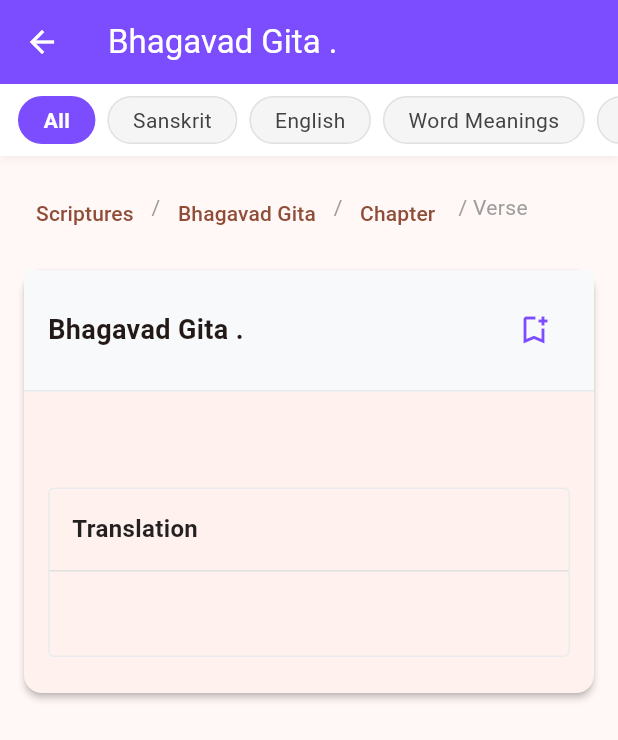
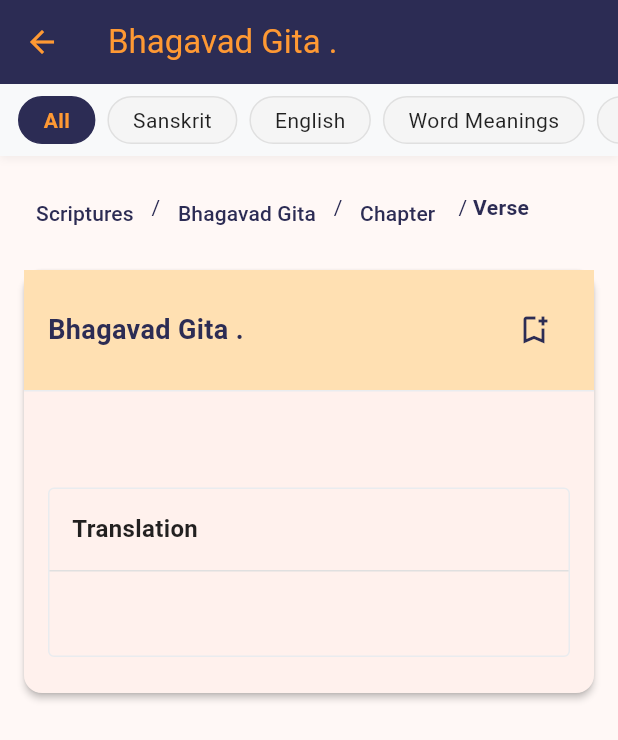
Before and after one commit to ppsspp18/Sanskrit-Recitation-App, a Flutter app: the GitaVersePage screen opened directly with empty values, on a phone screen of 412 x 824 dp. Shown: the top 740 px of the screen. Run offline on Flutter 3.47's test engine with Material 3 defaults, Android fonts, the phone set to English and light mode, and no system bars; our stand-ins replace audioplayers, shared_preferences; accounts and stored records are empty.

Commit message:
hover to click

```diff
--- a/lib/verse_page/verse_detail_screen.dart
+++ b/lib/verse_page/verse_detail_screen.dart
@@ -170,10 +170,10 @@
         appBar: AppBar(
           title: Text(
             'Bhagavad Gita ${widget.verse.chapter}.${widget.verse.shloka}',
-            style: const TextStyle(color: Colors.white),
+            style: const TextStyle(color: Color(0xFFFF9933)),
           ),
-          backgroundColor: Colors.deepPurpleAccent,
-          iconTheme: const IconThemeData(color: Colors.white),
+          backgroundColor: Color(0xFF2C2C54),
+          iconTheme: const IconThemeData(color: Color(0xFFFF9933)),
         ),
         body: Stack(
           children: [
@@ -183,7 +183,7 @@
                 Container(
                   height: 48,
                   decoration: BoxDecoration(
-                    color: Colors.white,
+                    color: Color(0xFFF8F9FA),
                     boxShadow: [
                       BoxShadow(
                         color: Colors.black.withOpacity(0.05),
@@ -221,7 +221,7 @@
                               Container(
                                 padding: const EdgeInsets.all(16.0),
                                 decoration: const BoxDecoration(
-                                  color: Color(0xFFF8F9FA),
+                                  color: Color(0xFFFFE0B2),
                                   border: Border(
                                     bottom: BorderSide(
                                       color: Color(0xFFE9ECEF),
@@ -237,11 +237,12 @@
                                       style: const TextStyle(
                                         fontSize: 18,
                                         fontWeight: FontWeight.bold,
+                                        color: Color(0xFF2C2C54),
                                       ),
                                     ),
                                     IconButton(
                                       icon: const Icon(Icons.bookmark_add_outlined),
-                                      color: Colors.deepPurpleAccent,
+                                      color: Color(0xFF2C2C54),
                                       onPressed: () {
                                         ScaffoldMessenger.of(context).showSnackBar(
                                           const SnackBar(
@@ -407,10 +408,10 @@
         margin: const EdgeInsets.symmetric(horizontal: 4.0, vertical: 8.0),
         padding: const EdgeInsets.symmetric(horizontal: 16.0, vertical: 4.0),
         decoration: BoxDecoration(
-          color: isSelected ? Colors.deepPurpleAccent : Colors.grey.shade100,
+          color: isSelected ? Color(0xFF2C2C54) : Colors.grey.shade100,
           borderRadius: BorderRadius.circular(20.0),
           border: Border.all(
-            color: isSelected ? Colors.deepPurpleAccent : Colors.grey.shade300,
+            color: isSelected ? Color(0xFF2C2C54) : Colors.grey.shade300,
             width: 1.0,
           ),
         ),
@@ -418,7 +419,7 @@
         child: Text(
           view,
           style: TextStyle(
-            color: isSelected ? Colors.white : Colors.grey.shade800,
+            color: isSelected ? Color(0xFFFF9933) : Colors.black87,
             fontWeight: isSelected ? FontWeight.bold : FontWeight.normal,
             fontSize: 14.0,
           ),
@@ -441,9 +442,9 @@
               minimumSize: Size.zero,
               tapTargetSize: MaterialTapTargetSize.shrinkWrap,
             ),
-            child: const Text('Scriptures'),
+            child: const Text('Scriptures', style: TextStyle(color: Color(0xFF2C2C54))),
           ),
-          const Text(' / ', style: TextStyle(color: Colors.grey)),
+          const Text(' / ', style: TextStyle(color: Color(0xFF2C2C54))),
           TextButton(
             onPressed: () {
               Navigator.pop(context);
@@ -453,9 +454,9 @@
               minimumSize: Size.zero,
               tapTargetSize: MaterialTapTargetSize.shrinkWrap,
             ),
-            child: const Text('Bhagavad Gita'),
+            child: const Text('Bhagavad Gita', style: TextStyle(color: Color(0xFF2C2C54))),
           ),
-          const Text(' / ', style: TextStyle(color: Colors.grey)),
+          const Text(' / ', style: TextStyle(color: Color(0xFF2C2C54))),
           TextButton(
             onPressed: () {
               Navigator.pop(context);
@@ -465,12 +466,12 @@
               minimumSize: Size.zero,
               tapTargetSize: MaterialTapTargetSize.shrinkWrap,
             ),
-            child: Text('Chapter ${widget.verse.chapter}'),
+            child: Text('Chapter ${widget.verse.chapter}', style: TextStyle(color: Color(0xFF2C2C54))),
           ),
-          const Text(' / ', style: TextStyle(color: Colors.grey)),
+          const Text(' / ', style: TextStyle(color: Color(0xFF2C2C54))),
           Text(
             'Verse ${widget.verse.shloka}',
-            style: const TextStyle(color: Colors.grey),
+            style: const TextStyle(color: Color(0xFF2C2C54), fontWeight: FontWeight.bold),
           ),
         ],
       ),
@@ -488,7 +489,7 @@
           style: TextStyle(
             fontSize: isFullView ? 22 : 16,
             fontWeight: FontWeight.bold,
-            color: Colors.deepPurpleAccent,
+            color: Color(0xFF2C2C54),
           ),
           textAlign: TextAlign.center,
         ),
@@ -535,10 +536,8 @@
         spacing: 4.0,
         runSpacing: 4.0,
         children: words.map((word) {
-          // Find if this word has a synonym in the verse
           String? meaning;
           for (var entry in widget.verse.synonyms.entries) {
-            // Simple matching logic - could be improved
             if (word.toLowerCase().contains(entry.key.toLowerCase()) ||
                 entry.key.toLowerCase().contains(word.toLowerCase())) {
               meaning = entry.value.meaning;
@@ -547,36 +546,29 @@
           }
 
           return GestureDetector(
+            onTapDown: (details) {
+              if (meaning != null) {
+                final Offset position = details.globalPosition;
+                _showTooltip('$word: $meaning', Offset(position.dx, position.dy + 20));
+              }
+            },
             onTap: () {
               if (meaning != null) {
                 _toggleTooltipLock();
               }
             },
-            child: MouseRegion(
-              cursor: meaning != null ? SystemMouseCursors.click : SystemMouseCursors.basic,
-              onHover: (event) {
-                if (meaning != null) {
-                  final RenderBox box = context.findRenderObject() as RenderBox;
-                  final Offset position = box.localToGlobal(event.position);
-                  _showTooltip('$word: $meaning', Offset(position.dx, position.dy + 20));
-                }
-              },
-              onExit: (_) {
-                _hideTooltip();
-              },
             child: Container(
               padding: const EdgeInsets.symmetric(vertical: 2.0, horizontal: 2.0),
               decoration: BoxDecoration(
                 border: meaning != null
-                    ? const Border(bottom: BorderSide(color: Colors.deepPurpleAccent, width: 1.0))
+                    ? const Border(bottom: BorderSide(color: Color(0xFF2C2C54), width: 1.0))
                     : null,
               ),
               child: Text(
                 word,
                 style: TextStyle(
                   fontSize: isFullView ? 22 : 18,
-                    color: meaning != null ? Colors.deepPurpleAccent : Colors.black87,
-                  ),
+                  color: meaning != null ? Color(0xFF2C2C54) : Colors.black87,
                 ),
               ),
             ),
@@ -585,6 +577,7 @@
       ),
     );
   }
+
 
   Widget _buildExpandedSection(String title, Widget content) {
     return Card(
@@ -607,7 +600,7 @@
                     fontSize: _selectedView == title.split(' ')[0] ? 22 : 16,
                     fontWeight: FontWeight.bold,
                     color: _selectedView == title.split(' ')[0] ?
-                      Colors.deepPurpleAccent.shade400 : Colors.black87,
+                      Color(0xFF2C2C54) : Colors.black87,
                   ),
                 ),
               ],
@@ -649,7 +642,7 @@
                   style: TextStyle(
                     fontWeight: FontWeight.bold,
                     fontSize: isFullView ? 18 : 16,
-                    color: Colors.deepPurpleAccent,
+                    color: Color(0xFF2C2C54),
                   ),
                 ),
                 const SizedBox(height: 8.0),
```
Lines whose indentation alone changed are shown as unchanged.
